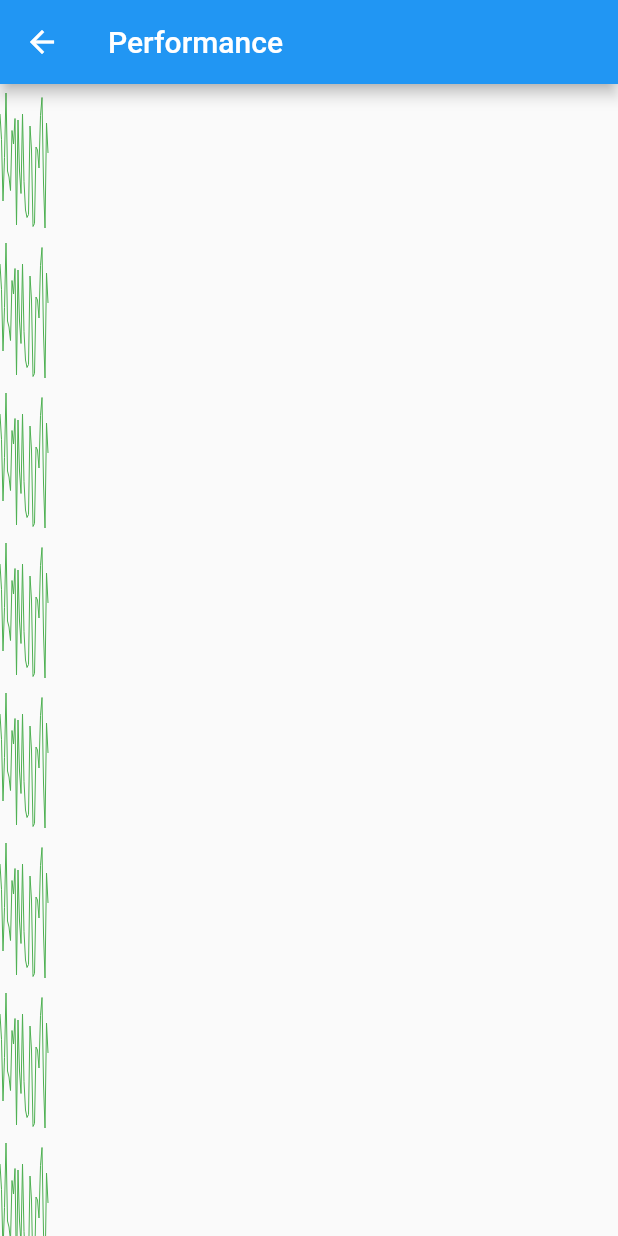
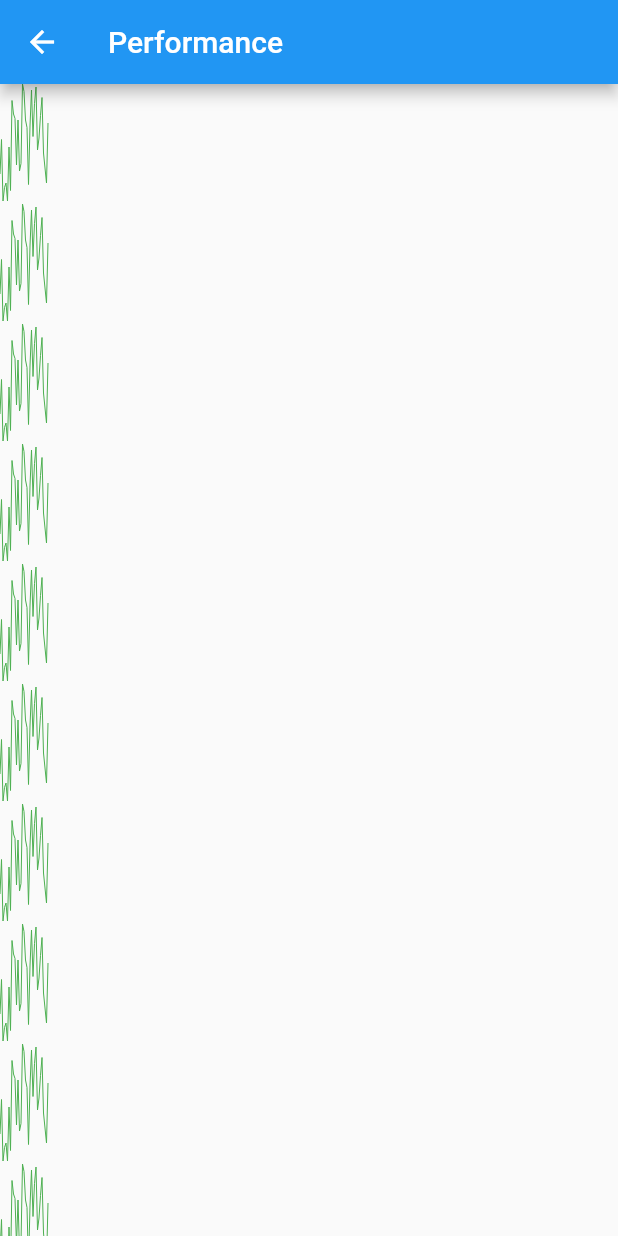
Before and after one commit to AlexNik4/flutter_platform_test, a Flutter app: the screen it shows after launch, in the side drawer, after a tap on "Performance", on a phone screen of 412 x 824 dp. Run offline on Flutter 3.47's test engine with Material 2 defaults, Android fonts, the phone set to English and light mode, and no system bars; our stand-ins replace camera, get_it, image_picker.

```diff
--- a/lib/main.dart
+++ b/lib/main.dart
@@ -23,6 +23,10 @@ class MyApp extends StatelessWidget {
         primarySwatch: Colors.blue,
         visualDensity: VisualDensity.adaptivePlatformDensity,
       ),
+      darkTheme: ThemeData(
+        primarySwatch: Colors.grey,
+        visualDensity: VisualDensity.adaptivePlatformDensity,
+      ),
       home: MainScreen(),
     );
   }
--- a/lib/screens/main_screen.dart
+++ b/lib/screens/main_screen.dart
@@ -43,7 +43,7 @@ class _MainScreenState extends State<MainScreen> with SingleTickerProviderStateM
               Center(child: Text("I dont know what to add here")),
             ]),
             decoration: BoxDecoration(
-              color: Colors.blue,
+              color: Theme.of(context).primaryColor,
             ),
           ),
           ListTile(
--- a/lib/screens/multi_canvas_screen.dart
+++ b/lib/screens/multi_canvas_screen.dart
@@ -25,7 +25,7 @@ class _MultiCanvasScreenState extends State<MultiCanvasScreen> {
           // Convert each item into a widget based on the type of item it is.
           itemBuilder: (context, index) {
             return SizedBox(
-              height: MediaQuery.of(context).size.width > 600 ? 200 : 100,
+              height: MediaQuery.of(context).size.width > 600 ? 200 : 80,
               child: listOfCanvases[index],
             );
           },
--- a/lib/widgets/canvas_widget.dart
+++ b/lib/widgets/canvas_widget.dart
@@ -10,7 +10,7 @@ class CanvasWidget extends StatefulWidget {
   _CanvasWidgetState createState() => _CanvasWidgetState();
 }
 
-class _CanvasWidgetState extends State<CanvasWidget> {
+class _CanvasWidgetState extends State<CanvasWidget> with AutomaticKeepAliveClientMixin {
   final _repaint = ValueNotifier<int>(0);
   TestingPainter _wavePainter;
 
@@ -29,6 +29,9 @@ class _CanvasWidgetState extends State<CanvasWidget> {
       painter: _wavePainter,
     );
   }
+
+  @override
+  bool get wantKeepAlive => true;
 }
 
 class TestingPainter extends CustomPainter {
```
